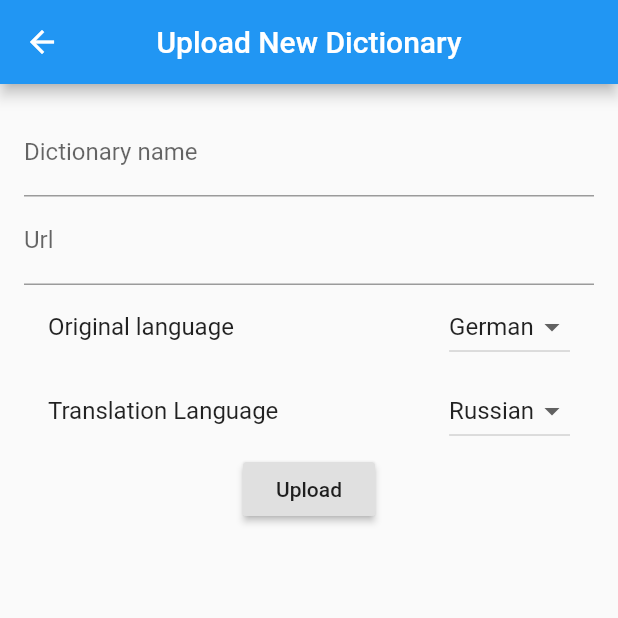
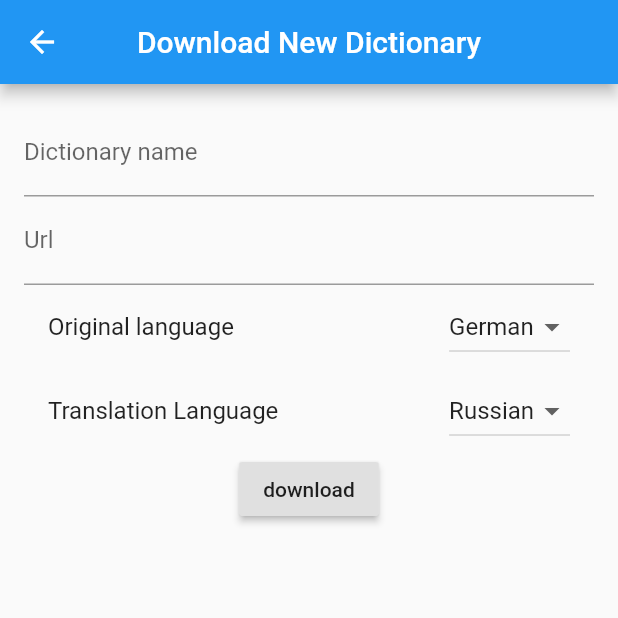
Before and after one commit to KatazzaHack/owl, a Flutter app: the DictionaryFromUrlPage screen opened directly, on a phone screen of 412 x 824 dp, the top half of it. Run offline on Flutter 3.47's test engine with Material 2 defaults, Android fonts, the phone set to English and light mode, and no system bars; our stand-ins replace auto_size_text, flutter_tts, permission_handler, shared_preferences, speech_to_text, sqflite; missing offline and left inert: edit_distance; accounts and stored records are empty.

Commit message:
Replace "upload" with download (the latest has the expected meaning, imho).

```diff
--- a/lib/dictionary_upload_from_url.dart
+++ b/lib/dictionary_download_from_url.dart
@@ -111,7 +111,7 @@ class _DictionaryFromUrlPageState extends State<DictionaryFromUrlPage> {
 
   Widget _buildBar(BuildContext context) {
     return new AppBar(
-      title: new Text("Upload New Dictionary"),
+      title: new Text("Download New Dictionary"),
       centerTitle: true,
     );
   }
@@ -142,8 +142,8 @@ class _DictionaryFromUrlPageState extends State<DictionaryFromUrlPage> {
       child: new Column(
         children: <Widget>[
           new RaisedButton(
-            child: new Text('Upload'),
-            onPressed: _uploadPressed,
+            child: new Text('download'),
+            onPressed: _downloadPressed,
           ),
         ],
       ),
@@ -178,7 +178,7 @@ class _DictionaryFromUrlPageState extends State<DictionaryFromUrlPage> {
     );
   }
 
-  Future<void> _uploadPressed() async {
+  Future<void> _downloadPressed() async {
     bool _correct_name_format = await _validateName(_name);
     if (!_correct_name_format) {
       return showDialog<void>(
--- a/lib/dictionary_selection_page.dart
+++ b/lib/dictionary_selection_page.dart
@@ -1,7 +1,7 @@
 import 'package:flutter/cupertino.dart';
 import 'package:flutter/material.dart';
 import 'package:owl/dictionary_list_page.dart';
-import 'package:owl/dictionary_upload_from_url.dart';
+import 'package:owl/dictionary_download_from_url.dart';
 
 class DictionarySelectionPage extends StatelessWidget {
   @override
```
